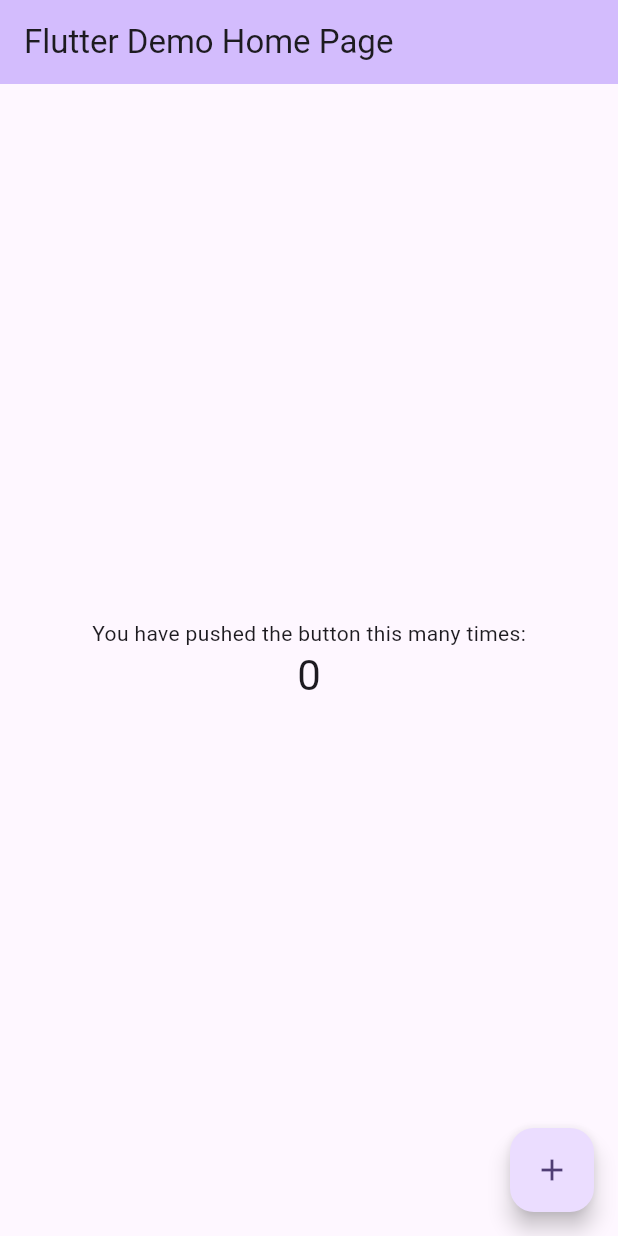
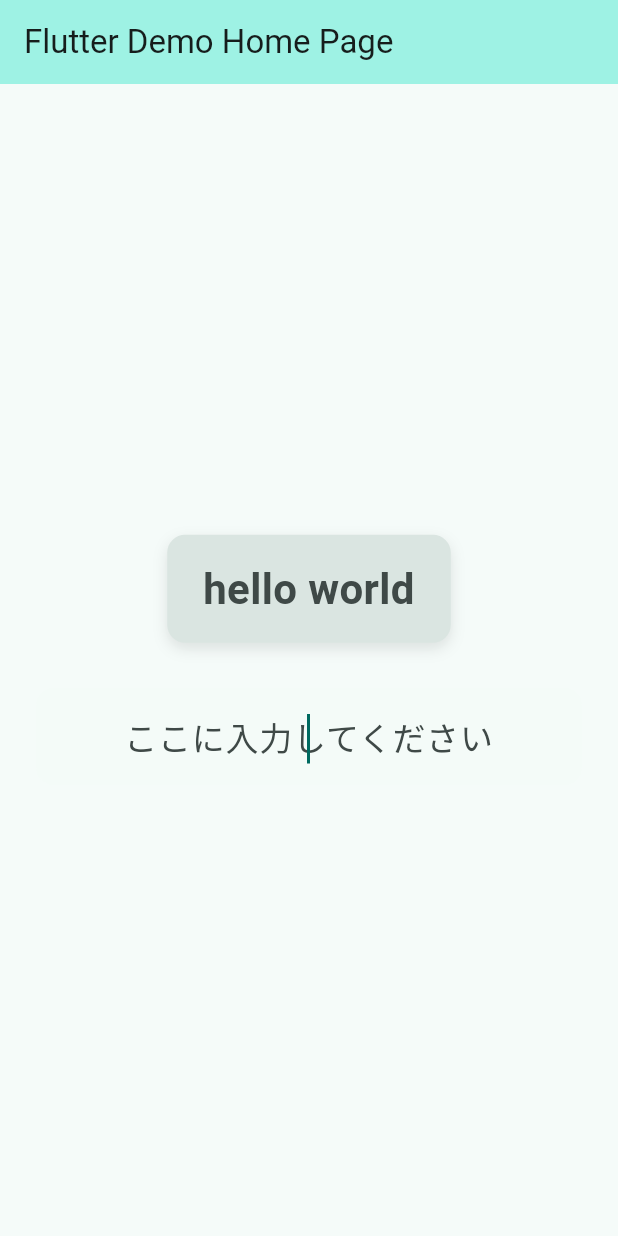
Before and after one commit to riki-yoshida/typing_game, a Flutter app: the screen it shows after launch, on a phone screen of 412 x 824 dp. Run offline on Flutter 3.47's test engine with Material 3 defaults, Android fonts, the phone set to English and light mode, and no system bars.

Commit message:
簡単なタイピングができる状態に変更

```diff
--- a/lib/main.dart
+++ b/lib/main.dart
@@ -13,22 +13,8 @@ class MyApp extends StatelessWidget {
     return MaterialApp(
       title: 'Flutter Demo',
       theme: ThemeData(
-        // This is the theme of your application.
-        //
-        // TRY THIS: Try running your application with "flutter run". You'll see
-        // the application has a purple toolbar. Then, without quitting the app,
-        // try changing the seedColor in the colorScheme below to Colors.green
-        // and then invoke "hot reload" (save your changes or press the "hot
-        // reload" button in a Flutter-supported IDE, or press "r" if you used
-        // the command line to start the app).
-        //
-        // Notice that the counter didn't reset back to zero; the application
-        // state is not lost during the reload. To reset the state, use hot
-        // restart instead.
-        //
-        // This works for code too, not just values: Most code changes can be
-        // tested with just a hot reload.
-        colorScheme: ColorScheme.fromSeed(seedColor: Colors.deepPurple),
+        colorScheme: ColorScheme.fromSeed(seedColor: Colors.teal), // テーマカラーを変更
+        useMaterial3: true,
       ),
       home: const MyHomePage(title: 'Flutter Demo Home Page'),
     );
@@ -38,15 +24,6 @@ class MyApp extends StatelessWidget {
 class MyHomePage extends StatefulWidget {
   const MyHomePage({super.key, required this.title});
 
-  // This widget is the home page of your application. It is stateful, meaning
-  // that it has a State object (defined below) that contains fields that affect
-  // how it looks.
-
-  // This class is the configuration for the state. It holds the values (in this
-  // case the title) provided by the parent (in this case the App widget) and
-  // used by the build method of the State. Fields in a Widget subclass are
-  // always marked "final".
-
   final String title;
 
   @override
@@ -54,69 +31,105 @@ class MyHomePage extends StatefulWidget {
 }
 
 class _MyHomePageState extends State<MyHomePage> {
-  int _counter = 0;
+  String _problemText = "type this text"; // 表示する問題文
+  String _typedText = ""; // ユーザーが入力したテキスト
+  int _currentProblemIndex = 0; // 現在の問題文のインデックス（複数の問題に対応する場合）
+  List<String> _problems = ["hello world", "flutter is fun", "dart language"]; // 問題文のリスト
+  late TextEditingController _inputController; // TextEditingControllerをStateで管理
 
-  void _incrementCounter() {
+  @override
+  void initState() {
+    super.initState();
+    _problemText = _problems[_currentProblemIndex]; // 最初の問題を設定
+    _inputController = TextEditingController(); // コントローラーを初期化
+  }
+
+  @override
+  void dispose() {
+    _inputController.dispose(); // コントローラーを破棄
+    super.dispose();
+  }
+
+  void _onInputChanged(String value) {
     setState(() {
-      // This call to setState tells the Flutter framework that something has
-      // changed in this State, which causes it to rerun the build method below
-      // so that the display can reflect the updated values. If we changed
-      // _counter without calling setState(), then the build method would not be
-      // called again, and so nothing would appear to happen.
-      _counter++;
+      _typedText = value;
+      // ここで入力された文字と問題文を比較するロジックを追加します
+      // 例えば、全て正しく入力されたら次の問題へ進むなど
+      if (_typedText == _problemText) {
+        // 次の問題へ（もしあれば）
+        _currentProblemIndex++;
+        if (_currentProblemIndex < _problems.length) {
+          _problemText = _problems[_currentProblemIndex];
+          _typedText = ""; // 入力フィールドをクリア
+          _inputController.clear(); // コントローラーを使ってTextFieldをクリア
+        } else {
+          // 全問クリア！
+          _problemText = "Congratulations! All done!";
+          _inputController.clear(); // コントローラーを使ってTextFieldをクリア
+        }
+      }
     });
   }
 
   @override
   Widget build(BuildContext context) {
-    // This method is rerun every time setState is called, for instance as done
-    // by the _incrementCounter method above.
-    //
-    // The Flutter framework has been optimized to make rerunning build methods
-    // fast, so that you can just rebuild anything that needs updating rather
-    // than having to individually change instances of widgets.
     return Scaffold(
       appBar: AppBar(
-        // TRY THIS: Try changing the color here to a specific color (to
-        // Colors.amber, perhaps?) and trigger a hot reload to see the AppBar
-        // change color while the other colors stay the same.
-        backgroundColor: Theme.of(context).colorScheme.inversePrimary,
-        // Here we take the value from the MyHomePage object that was created by
-        // the App.build method, and use it to set our appbar title.
+        backgroundColor: Theme.of(context).colorScheme.primaryContainer, // AppBarの色を変更
         title: Text(widget.title),
       ),
-      body: Center(
-        // Center is a layout widget. It takes a single child and positions it
-        // in the middle of the parent.
-        child: Column(
-          // Column is also a layout widget. It takes a list of children and
-          // arranges them vertically. By default, it sizes itself to fit its
-          // children horizontally, and tries to be as tall as its parent.
-          //
-          // Column has various properties to control how it sizes itself and
-          // how it positions its children. Here we use mainAxisAlignment to
-          // center the children vertically; the main axis here is the vertical
-          // axis because Columns are vertical (the cross axis would be
-          // horizontal).
-          //
-          // TRY THIS: Invoke "debug painting" (choose the "Toggle Debug Paint"
-          // action in the IDE, or press "p" in the console), to see the
-          // wireframe for each widget.
-          mainAxisAlignment: MainAxisAlignment.center,
-          children: <Widget>[
-            const Text('You have pushed the button this many times:'),
-            Text(
-              '$_counter',
-              style: Theme.of(context).textTheme.headlineMedium,
-            ),
-          ],
+      backgroundColor: Theme.of(context).colorScheme.background.withValues(alpha: 0.95), // alphaに0.0-1.0のdouble値を直接指定
+      body: Padding( // 全体にパディングを追加
+        padding: const EdgeInsets.all(24.0),
+        child: Center(
+          child: Column(
+            mainAxisAlignment: MainAxisAlignment.center,
+            children: <Widget>[
+              Container( // 問題文を少し装飾
+                padding: const EdgeInsets.symmetric(vertical: 16.0, horizontal: 24.0),
+                decoration: BoxDecoration(
+                  color: Theme.of(context).colorScheme.surfaceVariant,
+                  borderRadius: BorderRadius.circular(12.0),
+                  boxShadow: [
+                    BoxShadow(
+                      color: Colors.black.withValues(alpha: 0.1), // alphaに0.0-1.0のdouble値を直接指定
+                      blurRadius: 8,
+                      offset: const Offset(0, 4),
+                    ),
+                  ],
+                ),
+                child: Text(
+                  _problemText, // 問題文を表示
+                  textAlign: TextAlign.center,
+                  style: TextStyle(
+                    fontSize: 28, // フォントサイズを少し大きく
+                    fontWeight: FontWeight.bold,
+                    color: Theme.of(context).colorScheme.onSurfaceVariant,
+                  ),
+                ),
+              ),
+              const SizedBox(height: 30), // 間隔を調整
+              TextField(
+                autofocus: true,
+                onChanged: _onInputChanged,
+                controller: _inputController,
+                decoration: InputDecoration(
+                  hintText: 'ここに入力してください',
+                  filled: true, // TextFieldに背景色を適用
+                  fillColor: Theme.of(context).colorScheme.surface,
+                  border: OutlineInputBorder(
+                    borderRadius: BorderRadius.circular(12.0), // 角を丸くする
+                    borderSide: BorderSide.none, // 枠線を消す (filled: true の場合)
+                  ),
+                  contentPadding: const EdgeInsets.symmetric(vertical: 16.0, horizontal: 20.0),
+                ),
+                textAlign: TextAlign.center,
+                style: const TextStyle(fontSize: 22), // 入力文字のサイズ調整
+              ),
+            ],
+          ),
         ),
       ),
-      floatingActionButton: FloatingActionButton(
-        onPressed: _incrementCounter,
-        tooltip: 'Increment',
-        child: const Icon(Icons.add),
-      ), // This trailing comma makes auto-formatting nicer for build methods.
     );
   }
 }
```
